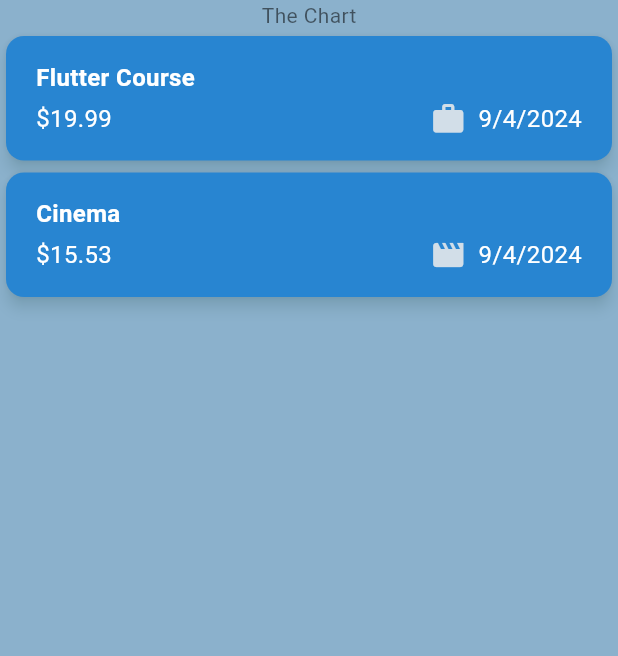
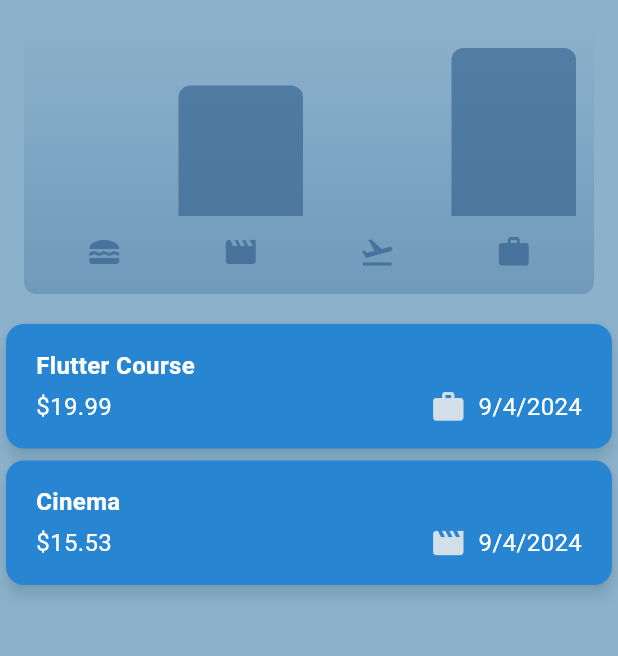
Before and after one commit to akbariv/expense_tracker, a Flutter app: the screen it shows after launch, on a phone screen of 412 x 824 dp, the part 84-740 px from its top. Run offline on Flutter 3.47's test engine with Material 3 defaults, Android fonts, the phone set to English and light mode, and no system bars.

Commit message:
adding chart components to the main screen

```diff
--- a/lib/expenses.dart
+++ b/lib/expenses.dart
@@ -1,3 +1,4 @@
+import 'package:expense_tracker/widgets/chart/chart.dart';
 import 'package:expense_tracker/widgets/expenses_list/expenses_list.dart';
 import 'package:expense_tracker/widgets/new_expense.dart';
 import 'package:flutter/material.dart';
@@ -83,7 +84,7 @@ class _ExpensesState extends State<Expenses> {
       ),
       body: Column(
         children: [
-          const Text("The Chart"),
+          Chart(expenses: _registeredExpenses),
           Expanded(
             child: mainContent,
           ),
--- a/lib/models/expense.dart
+++ b/lib/models/expense.dart
@@ -30,7 +30,28 @@ class Expense {
   final DateTime date;
   final Category category;
 
- String get formattedDate {
+  String get formattedDate {
     return formatter.format(date);
   }
 }
+
+class ExpenseBucket {
+  const ExpenseBucket({required this.category, required this.expenses});
+
+  ExpenseBucket.forCategory(
+    List<Expense> allExpenses,
+    this.category,
+  ): expenses = allExpenses.where((expense)=>expense.category == category).toList();
+
+  final Category category;
+  final List<Expense> expenses;
+
+  double get totalExpenses {
+    double sum = 0;
+
+    for (final expense in expenses) {
+      sum += expense.amount;
+    }
+    return sum;
+  }
+}
--- /dev/null
+++ b/lib/widgets/chart/chart.dart
@@ -0,0 +1,95 @@
+import 'package:flutter/material.dart';
+
+import 'package:expense_tracker/widgets/chart/chart_bar.dart';
+import 'package:expense_tracker/models/expense.dart';
+
+class Chart extends StatelessWidget {
+  const Chart({super.key, required this.expenses});
+
+  final List<Expense> expenses;
+
+  List<ExpenseBucket> get buckets {
+    return [
+      ExpenseBucket.forCategory(expenses, Category.food),
+      ExpenseBucket.forCategory(expenses, Category.leisure),
+      ExpenseBucket.forCategory(expenses, Category.travel),
+      ExpenseBucket.forCategory(expenses, Category.work),
+    ];
+  }
+
+  double get maxTotalExpense {
+    double maxTotalExpense = 0;
+
+    for (final bucket in buckets) {
+      if (bucket.totalExpenses > maxTotalExpense) {
+        maxTotalExpense = bucket.totalExpenses;
+      }
+    }
+
+    return maxTotalExpense;
+  }
+
+  @override
+  Widget build(BuildContext context) {
+    final isDarkMode =
+        MediaQuery.of(context).platformBrightness == Brightness.dark;
+    return Container(
+      margin: const EdgeInsets.all(16),
+      padding: const EdgeInsets.symmetric(
+        vertical: 16,
+        horizontal: 8,
+      ),
+      width: double.infinity,
+      height: 180,
+      decoration: BoxDecoration(
+        borderRadius: BorderRadius.circular(8),
+        gradient: LinearGradient(
+          colors: [
+            Theme.of(context).colorScheme.primary.withOpacity(0.3),
+            Theme.of(context).colorScheme.primary.withOpacity(0.0)
+          ],
+          begin: Alignment.bottomCenter,
+          end: Alignment.topCenter,
+        ),
+      ),
+      child: Column(
+        children: [
+          Expanded(
+            child: Row(
+              crossAxisAlignment: CrossAxisAlignment.end,
+              children: [
+                for (final bucket in buckets) // alternative to map()
+                  ChartBar(
+                    fill: bucket.totalExpenses == 0
+                        ? 0
+                        : bucket.totalExpenses / maxTotalExpense,
+                  )
+              ],
+            ),
+          ),
+          const SizedBox(height: 12),
+          Row(
+            children: buckets
+                .map(
+                  (bucket) => Expanded(
+                    child: Padding(
+                      padding: const EdgeInsets.symmetric(horizontal: 4),
+                      child: Icon(
+                        categoryIcons[bucket.category],
+                        color: isDarkMode
+                            ? Theme.of(context).colorScheme.secondary
+                            : Theme.of(context)
+                                .colorScheme
+                                .primary
+                                .withOpacity(0.7),
+                      ),
+                    ),
+                  ),
+                )
+                .toList(),
+          )
+        ],
+      ),
+    );
+  }
+}
--- /dev/null
+++ b/lib/widgets/chart/chart_bar.dart
@@ -0,0 +1,34 @@
+import 'package:flutter/material.dart';
+
+class ChartBar extends StatelessWidget {
+  const ChartBar({
+    super.key,
+    required this.fill,
+  });
+
+  final double fill;
+
+  @override
+  Widget build(BuildContext context) {
+    final isDarkMode =
+        MediaQuery.of(context).platformBrightness == Brightness.dark;
+    return Expanded(
+      child: Padding(
+        padding: const EdgeInsets.symmetric(horizontal: 4),
+        child: FractionallySizedBox(
+          heightFactor: fill,
+          child: DecoratedBox(
+            decoration: BoxDecoration(
+              shape: BoxShape.rectangle,
+              borderRadius:
+                  const BorderRadius.vertical(top: Radius.circular(8)),
+              color: isDarkMode
+                  ? Theme.of(context).colorScheme.secondary
+                  : Theme.of(context).colorScheme.primary.withOpacity(0.65),
+            ),
+          ),
+        ),
+      ),
+    );
+  }
+}
--- a/lib/widgets/new_expense.dart
+++ b/lib/widgets/new_expense.dart
@@ -82,6 +82,7 @@ class _NewExpenseState extends State<NewExpense> {
           TextField(
             controller: _titleController,
             maxLength: 50,
+            style: const TextStyle(color: Color.fromARGB(255, 68, 89, 123)),
             decoration: const InputDecoration(
               label: Text('Title'),
             ),
@@ -90,11 +91,14 @@ class _NewExpenseState extends State<NewExpense> {
             children: [
               Expanded(
                 child: TextField(
+                  style:
+                      const TextStyle(color: Color.fromARGB(255, 68, 89, 123)),
                   controller: _amountController,
                   keyboardType: TextInputType.number,
                   decoration: const InputDecoration(
                     prefixText: '\$ ',
                     label: Text('Amount'),
+                    prefixStyle: TextStyle(color: Color.fromARGB(255, 68, 89, 123))
                   ),
                 ),
               ),
@@ -104,12 +108,16 @@ class _NewExpenseState extends State<NewExpense> {
                 mainAxisAlignment: MainAxisAlignment.end,
                 crossAxisAlignment: CrossAxisAlignment.center,
                 children: [
-                  Text(_selectedDate == null
-                      ? 'No Date Chosen'
-                      : formatter.format(_selectedDate!)),
+                  Text(
+                      _selectedDate == null
+                          ? 'No Date Chosen'
+                          : formatter.format(_selectedDate!),
+                      style: const TextStyle(
+                          color: Color.fromARGB(255, 68, 89, 123))),
                   IconButton(
                       onPressed: _presentDatePicker,
-                      icon: const Icon(Icons.calendar_month, color: Color.fromARGB(255, 68, 89, 123))),
+                      icon: const Icon(Icons.calendar_month,
+                          color: Color.fromARGB(255, 68, 89, 123))),
                 ],
               ))
             ],
@@ -119,12 +127,15 @@ class _NewExpenseState extends State<NewExpense> {
             children: [
               DropdownButton(
                   value: _selectedCategory,
+                  dropdownColor: const Color.fromARGB(255, 235, 235, 235),
                   items: Category.values
                       .map(
                         (category) => DropdownMenuItem(
                           value: category,
                           child: Text(
                             category.name.toUpperCase(),
+                            style: const TextStyle(
+                                color: Color.fromARGB(255, 68, 89, 123)),
                           ),
                         ),
                       )
```
